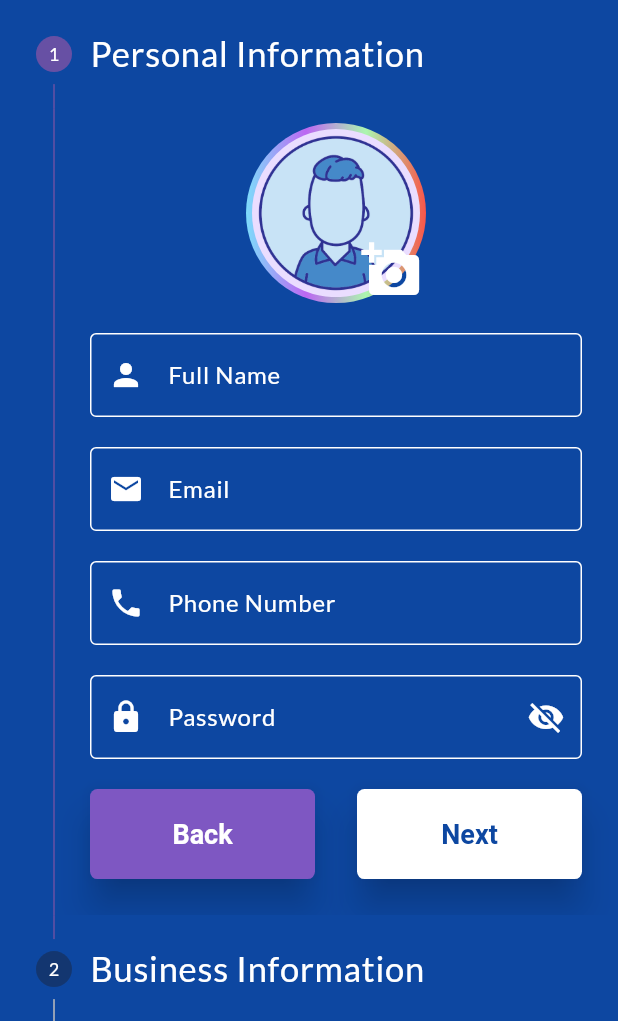
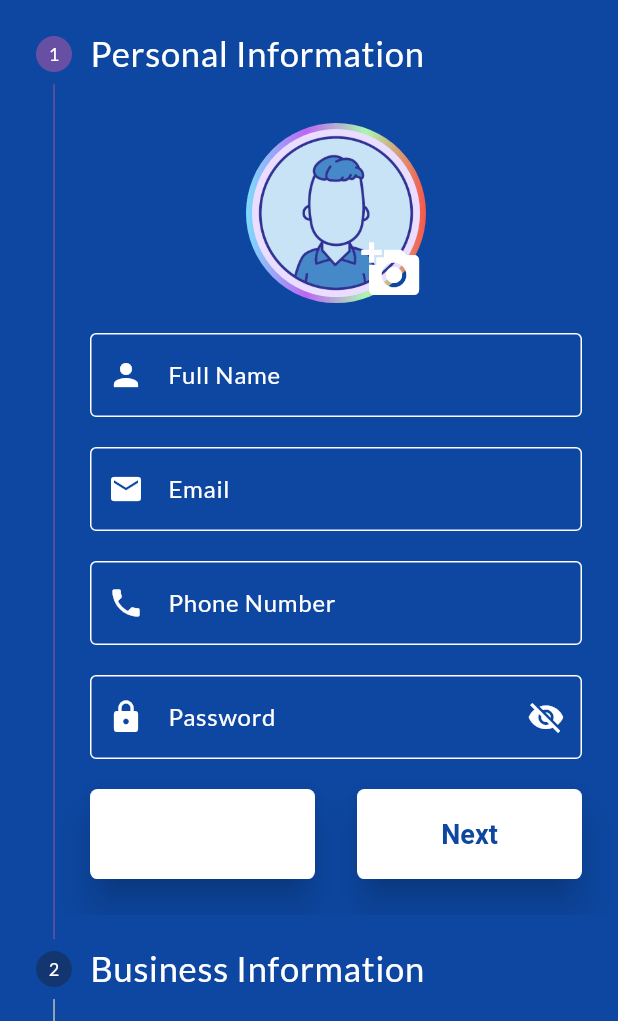
Before and after one commit to jayawardhanadskp/EventHub, a Flutter app: the serviceProviderSignUp screen opened directly, on a phone screen of 412 x 824 dp, the part 215-1236 px from its top. Run offline on Flutter 3.47's test engine with Material 3 defaults, Android fonts, the phone set to English and light mode, and no system bars; our stand-ins replace cloud_firestore, curved_navigation_bar, firebase_auth, firebase_core, firebase_storage, fluttertoast and 6 more; missing offline and left inert: favorite_button, flutter_facebook_auth; accounts and stored records are empty; statements that could not run were skipped.

Commit message:
serviceprovider_signup

```diff
--- a/lib/views/login/serviceprovider_login/serviceprovider_signup.dart
+++ b/lib/views/login/serviceprovider_login/serviceprovider_signup.dart
@@ -99,26 +99,26 @@
 
   Widget _controlsBuilder(context, details) {
     if (_currentStep == 2) {
-      // Sign Up button on the last step
+      // sign Up button on last step
       return Row(
         children: [
           ElevatedButton(
             onPressed: details.onStepCancel,
-            child: Text("Back"),
             style: ElevatedButton.styleFrom(
               shape: RoundedRectangleBorder(
                 borderRadius: BorderRadius.circular(5.0),
               ),
-              padding: EdgeInsets.all(15.0),
-              fixedSize: Size(80, 60),
-              textStyle: TextStyle(fontSize: 18, fontWeight: FontWeight.bold),
-              primary: Colors.deepPurple[400],
-              onPrimary: Colors.white,
+              padding: const EdgeInsets.all(15.0),
+              fixedSize: const Size(80, 60),
+              textStyle: const TextStyle(fontSize: 18, fontWeight: FontWeight.bold),
+              backgroundColor: Colors.white,
+              foregroundColor: Colors.white,
               elevation: 10,
               shadowColor: Colors.blue.shade900,
             ),
+            child: const Text("Back"),
           ),
-          SizedBox(width: 5,),
+          const SizedBox(width: 5,),
           ElevatedButton(
             onPressed: () async {
 
@@ -167,7 +167,7 @@
 
                   Navigator.push(
                     context,
-                    MaterialPageRoute(builder: (context) =>  ServiceProviderLogin()),
+                    MaterialPageRoute(builder: (context) =>  const ServiceProviderLogin()),
                   );
 
                 } on FirebaseAuthException catch (e) {
@@ -181,22 +181,22 @@
                 }
 
             },
-            child: _isSigninUp ? CircularProgressIndicator(color: Colors.blue.shade900,):
-            Text(
-              'Sign Up',
-              style: TextStyle(fontSize: 18, fontWeight: FontWeight.bold),
-            ),
             style: ElevatedButton.styleFrom(
               shape: RoundedRectangleBorder(
                 borderRadius: BorderRadius.circular(5.0),
               ),
-              padding: EdgeInsets.all(15.0),
-              fixedSize: Size(230, 60),
-              textStyle: TextStyle(fontSize: 18, fontWeight: FontWeight.bold),
-              primary: Colors.white,
-              onPrimary: Colors.blue.shade900,
+              padding: const EdgeInsets.all(15.0),
+              fixedSize: const Size(230, 60),
+              textStyle: const TextStyle(fontSize: 18, fontWeight: FontWeight.bold),
+              backgroundColor: Colors.white,
+              foregroundColor: Colors.blue.shade900,
               elevation: 10,
               shadowColor: Colors.white,
+            ),
+            child: _isSigninUp ? CircularProgressIndicator(color: Colors.blue.shade900,):
+            const Text(
+              'Sign Up',
+              style: TextStyle(fontSize: 18, fontWeight: FontWeight.bold),
             ),
           ),
         ],
@@ -208,36 +208,36 @@
         children: [
           ElevatedButton(
             onPressed: details.onStepCancel,
-            child: Text("Back"),
             style: ElevatedButton.styleFrom(
               shape: RoundedRectangleBorder(
                 borderRadius: BorderRadius.circular(5.0),
               ),
-              padding: EdgeInsets.all(15.0),
-              fixedSize: Size(150, 60),
-              textStyle: TextStyle(fontSize: 18, fontWeight: FontWeight.bold),
-              primary: Colors.deepPurple[400],
-              onPrimary: Colors.white,
+              padding: const EdgeInsets.all(15.0),
+              fixedSize: const Size(150, 60),
+              textStyle: const TextStyle(fontSize: 18, fontWeight: FontWeight.bold),
+              backgroundColor: Colors.white,
+              foregroundColor: Colors.white,
               elevation: 10,
               shadowColor: Colors.blue.shade900,
             ),
+            child: const Text("Back"),
           ),
           const SizedBox(width: 10,),
           ElevatedButton(
             onPressed: details.onStepContinue,
-            child: Text("Next"),
             style: ElevatedButton.styleFrom(
               shape: RoundedRectangleBorder(
                 borderRadius: BorderRadius.circular(5.0),
               ),
-              padding: EdgeInsets.all(15.0),
-              fixedSize: Size(150, 60),
-              textStyle: TextStyle(fontSize: 18, fontWeight: FontWeight.bold),
-              primary: Colors.white,
-              onPrimary: Colors.blue.shade900,
+              padding: const EdgeInsets.all(15.0),
+              fixedSize: const Size(150, 60),
+              textStyle: const TextStyle(fontSize: 18, fontWeight: FontWeight.bold),
+              backgroundColor: Colors.white,
+              foregroundColor: Colors.blue.shade900,
               elevation: 10,
               shadowColor: Colors.blue.shade900,
             ),
+            child: const Text("Next"),
           ),
         ],
       );
@@ -261,7 +261,7 @@
                 onTap: () {
                   Navigator.push(
                     context,
-                    MaterialPageRoute(builder: (context) =>  OnbordScreen()),
+                    MaterialPageRoute(builder: (context) =>  const OnbordScreen()),
                   );
                 },
                 child: Image.asset('assets/logo_home.jpg'),
@@ -308,7 +308,7 @@
                 controlsBuilder: _controlsBuilder,
                 steps: [
                   Step(
-                    title: Text(
+                    title: const Text(
                       'Personal Information',
                       style: TextStyle(
                         color: Colors.white,
@@ -353,7 +353,7 @@
                                 left: 65,
                                 child: IconButton(
                                   onPressed: selectPhoto,
-                                  icon: Icon(Icons.add_a_photo,
+                                  icon: const Icon(Icons.add_a_photo,
                                     color: Colors.white, size: 40,),
                                 ),
                               )
@@ -370,7 +370,7 @@
                         Container(
                           width: 350,
                           child: TextFormField(
-                            style: TextStyle(color: Colors.white),
+                            style: const TextStyle(color: Colors.white),
                             decoration: const InputDecoration(
                               labelText: 'Full Name',
                               labelStyle: TextStyle(color: Colors.white),
@@ -434,7 +434,7 @@
                         Container(
                           width: 350,
                           child: TextFormField(
-                            style: TextStyle(color: Colors.white),
+                            style: const TextStyle(color: Colors.white),
                             keyboardType: TextInputType.phone,
                             inputFormatters: [FilteringTextInputFormatter.digitsOnly],
                             decoration: const InputDecoration(
@@ -472,23 +472,23 @@
                             style: const TextStyle(color: Colors.white),
                             decoration:  InputDecoration(
                               labelText: 'Password',
-                              labelStyle: TextStyle(color: Colors.white),
-                              enabledBorder: OutlineInputBorder(
+                              labelStyle: const TextStyle(color: Colors.white),
+                              enabledBorder: const OutlineInputBorder(
                                 borderSide: BorderSide(color: Colors.white),
                               ),
-                              focusedBorder: OutlineInputBorder(
+                              focusedBorder: const OutlineInputBorder(
                                 borderSide: BorderSide(color: Colors.white),
                               ),
-                              prefixIcon: Icon(
+                              prefixIcon: const Icon(
                                 Icons.lock,
                                 color: Colors.white,
                               ),
                               suffixIcon: IconButton(
-                                padding: EdgeInsets.only(right: 0.0),
+                                padding: const EdgeInsets.only(right: 0.0),
                                 iconSize: 25.0, // Set the desired icon size
                                 icon: _isObstract
-                                    ? Icon(Icons.visibility_off, color: Colors.white)
-                                    : Icon(Icons.visibility, color: Colors.white),
+                                    ? const Icon(Icons.visibility_off, color: Colors.white)
+                                    : const Icon(Icons.visibility, color: Colors.white),
                                 onPressed: _togglePasswordVisibility,
                               ),
                             ),
@@ -528,9 +528,9 @@
 
                             onTap: () => showDialog(
                                 context: context,
-                                builder: (context) => desciptionServices(),
+                                builder: (context) => const desciptionServices(),
                             ),
-                            child: Icon(Icons.report_problem, color: Colors.white,),
+                            child: const Icon(Icons.report_problem, color: Colors.white,),
                           ),
 
                           DropdownButtonFormField<String>(
@@ -674,7 +674,7 @@
                           Container(
                             width: 350,
                             child: TextFormField(
-                              style: TextStyle(color: Colors.white),
+                              style: const TextStyle(color: Colors.white),
                               decoration: const InputDecoration(
                                 labelText: 'Business Name',
                                 labelStyle: TextStyle(color: Colors.white),
@@ -711,7 +711,7 @@
 
 
                   Step(
-                    title: Text(
+                    title: const Text(
                       'Add Photos',
                       style: TextStyle(
                         color: Colors.white,
@@ -766,7 +766,7 @@
                                 ),
                             ],
                           ),
-                          SizedBox(height: 20,width: 20,),
+                          const SizedBox(height: 20,width: 20,),
                           Row(
                             children: [
                               for (int i = 2; i < 4; i++) // Adjust the number of image slots
@@ -789,12 +789,12 @@
                                               : Image.asset('assets/add_photo.jpg', fit: BoxFit.cover, width: 120, height: 140,),
                                         ),
                                         Positioned(
+                                          bottom: -8,
+                                          left: 62,
                                           child: IconButton(
                                             onPressed: () => selectImage(i),
                                             icon: const Icon(Icons.add_a_photo, color: Colors.black45, size: 40,),
                                           ),
-                                          bottom: -8,
-                                          left: 62,
                                         ),
                                       ],
                                     ),
```
